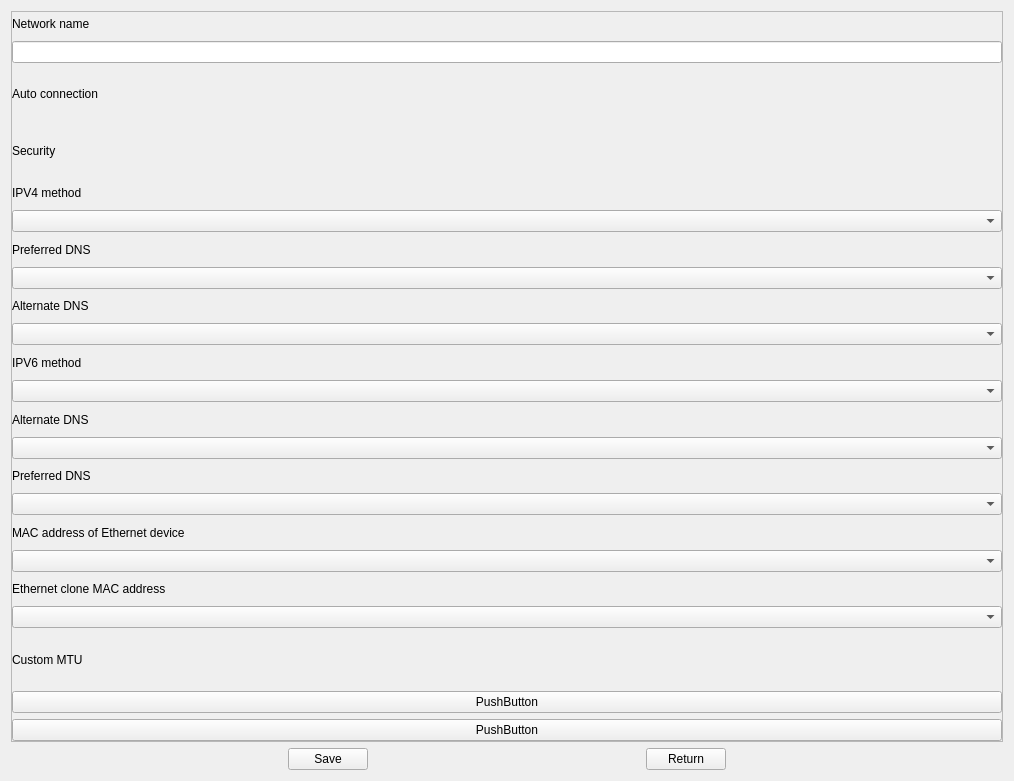
Qt form src/wired-setting-page.ui (openeuler-mirror/kiran-control-panel) before a commit.
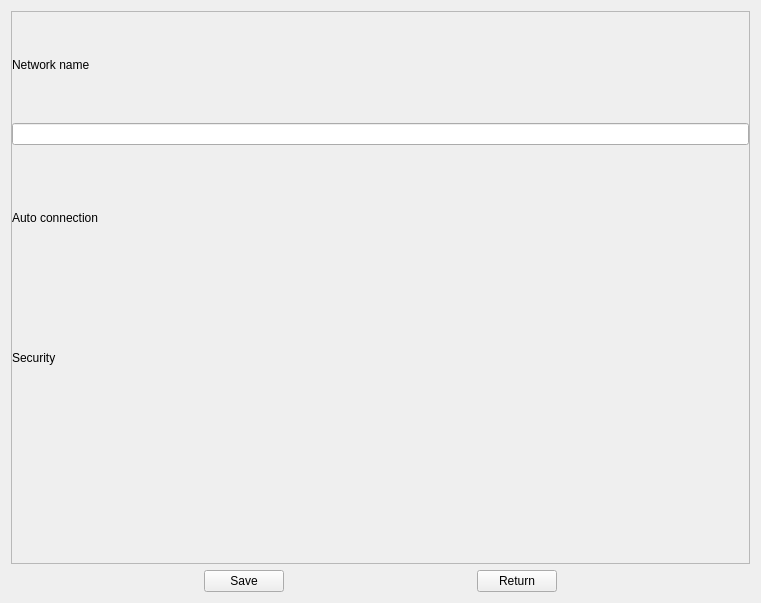
The same form after that commit. Custom widgets are drawn as their Qt base class.

Commit message: feature(kiran-cpanel-network): Add and modify wired connections - 调整基本布局和结构   新增和修改有线连接

```diff
--- a/src/wired-setting-page.ui
+++ b/src/wired-setting-page.ui
@@ -6,8 +6,8 @@
    <rect>
     <x>0</x>
     <y>0</y>
-    <width>1014</width>
-    <height>781</height>
+    <width>761</width>
+    <height>603</height>
    </rect>
   </property>
   <property name="windowTitle">
@@ -24,8 +24,8 @@
        <rect>
         <x>0</x>
         <y>0</y>
-        <width>994</width>
-        <height>727</height>
+        <width>741</width>
+        <height>549</height>
        </rect>
       </property>
       <layout class="QVBoxLayout" name="verticalLayout_3">
@@ -130,162 +130,7 @@
              </layout>
             </item>
             <item>
-             <layout class="QVBoxLayout" name="verticalLayout_14">
-              <item>
-               <widget class="QLabel" name="label_18">
-                <property name="text">
-                 <string>IPV4 method</string>
-                </property>
-               </widget>
-              </item>
-              <item>
-               <widget class="QComboBox" name="ipv4Method_2"/>
-              </item>
-             </layout>
-            </item>
-            <item>
-             <layout class="QVBoxLayout" name="verticalLayout_12">
-              <item>
-               <widget class="QLabel" name="label_16">
-                <property name="text">
-                 <string>Preferred DNS</string>
-                </property>
-               </widget>
-              </item>
-              <item>
-               <widget class="QComboBox" name="comboBox_10"/>
-              </item>
-             </layout>
-            </item>
-            <item>
-             <layout class="QVBoxLayout" name="verticalLayout_10">
-              <item>
-               <widget class="QLabel" name="label_14">
-                <property name="text">
-                 <string>Alternate DNS</string>
-                </property>
-               </widget>
-              </item>
-              <item>
-               <widget class="QComboBox" name="comboBox_9"/>
-              </item>
-             </layout>
-            </item>
-            <item>
-             <layout class="QVBoxLayout" name="verticalLayout_18">
-              <item>
-               <widget class="QLabel" name="label_22">
-                <property name="text">
-                 <string>IPV6 method</string>
-                </property>
-               </widget>
-              </item>
-              <item>
-               <widget class="QComboBox" name="comboBox_14"/>
-              </item>
-             </layout>
-            </item>
-            <item>
-             <layout class="QVBoxLayout" name="verticalLayout_13">
-              <item>
-               <widget class="QLabel" name="label_17">
-                <property name="text">
-                 <string>Alternate DNS</string>
-                </property>
-               </widget>
-              </item>
-              <item>
-               <widget class="QComboBox" name="comboBox_11"/>
-              </item>
-             </layout>
-            </item>
-            <item>
-             <layout class="QVBoxLayout" name="verticalLayout_11">
-              <item>
-               <widget class="QLabel" name="label_15">
-                <property name="text">
-                 <string>Preferred DNS</string>
-                </property>
-               </widget>
-              </item>
-              <item>
-               <widget class="QComboBox" name="preferredDNS_2"/>
-              </item>
-             </layout>
-            </item>
-            <item>
-             <layout class="QVBoxLayout" name="verticalLayout_15">
-              <item>
-               <widget class="QLabel" name="label_19">
-                <property name="text">
-                 <string>MAC address of Ethernet device</string>
-                </property>
-               </widget>
-              </item>
-              <item>
-               <widget class="QComboBox" name="comboBox_12"/>
-              </item>
-             </layout>
-            </item>
-            <item>
-             <layout class="QVBoxLayout" name="verticalLayout_16">
-              <item>
-               <widget class="QLabel" name="label_20">
-                <property name="text">
-                 <string>Ethernet clone MAC address</string>
-                </property>
-               </widget>
-              </item>
-              <item>
-               <widget class="QComboBox" name="comboBox_13"/>
-              </item>
-             </layout>
-            </item>
-            <item>
-             <layout class="QHBoxLayout" name="horizontalLayout_5">
-              <item>
-               <widget class="QLabel" name="label_23">
-                <property name="text">
-                 <string>Custom MTU</string>
-                </property>
-               </widget>
-              </item>
-              <item>
-               <spacer name="horizontalSpacer_5">
-                <property name="orientation">
-                 <enum>Qt::Horizontal</enum>
-                </property>
-                <property name="sizeHint" stdset="0">
-                 <size>
-                  <width>40</width>
-                  <height>20</height>
-                 </size>
-                </property>
-               </spacer>
-              </item>
-             </layout>
-            </item>
-            <item>
-             <layout class="QHBoxLayout" name="horizontalLayout">
-              <item>
-               <widget class="QPushButton" name="pushButton_3">
-                <property name="text">
-                 <string>PushButton</string>
-                </property>
-               </widget>
-              </item>
-             </layout>
-            </item>
-            <item>
-             <layout class="QHBoxLayout" name="horizontalLayout_2">
-              <item>
-               <widget class="QPushButton" name="pushButton_4">
-                <property name="text">
-                 <string>PushButton</string>
-                </property>
-               </widget>
-              </item>
-             </layout>
+             <widget class="CommSettingWidget" name="commSetting" native="true"/>
             </item>
            </layout>
           </widget>
@@ -364,6 +209,14 @@
    </item>
   </layout>
  </widget>
+ <customwidgets>
+  <customwidget>
+   <class>CommSettingWidget</class>
+   <extends>QWidget</extends>
+   <header location="global">comm-setting-widget.h</header>
+   <container>1</container>
+  </customwidget>
+ </customwidgets>
  <resources/>
  <connections/>
 </ui>
```
Left out of the diff: 6 changed lines with no effect on the pictures. The commit also changes 15 other files.
